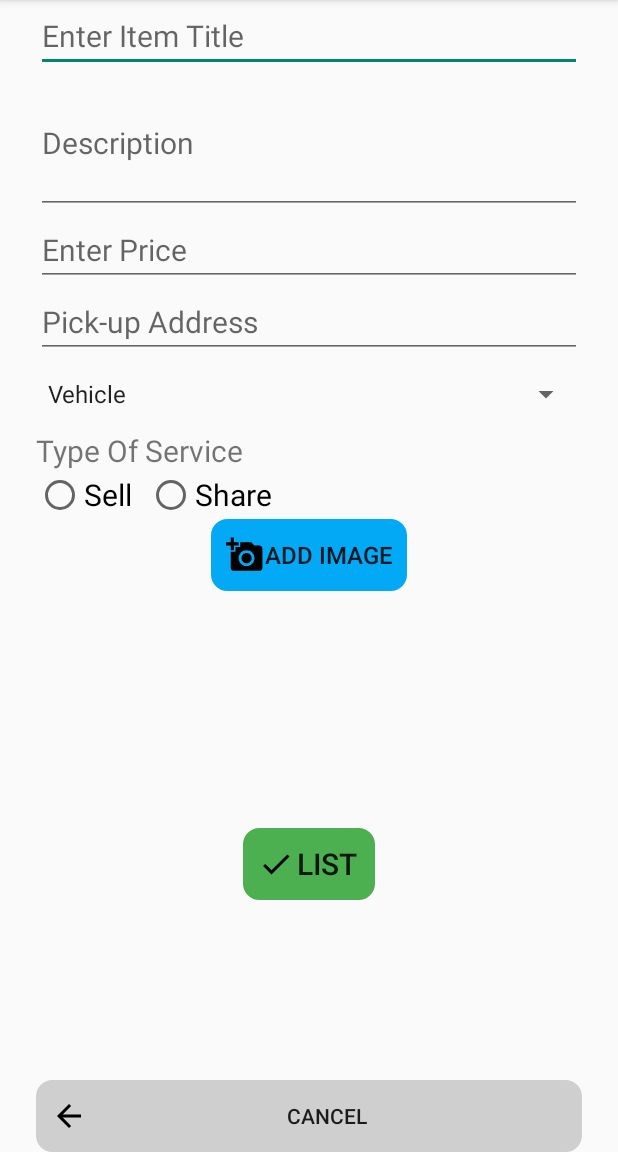
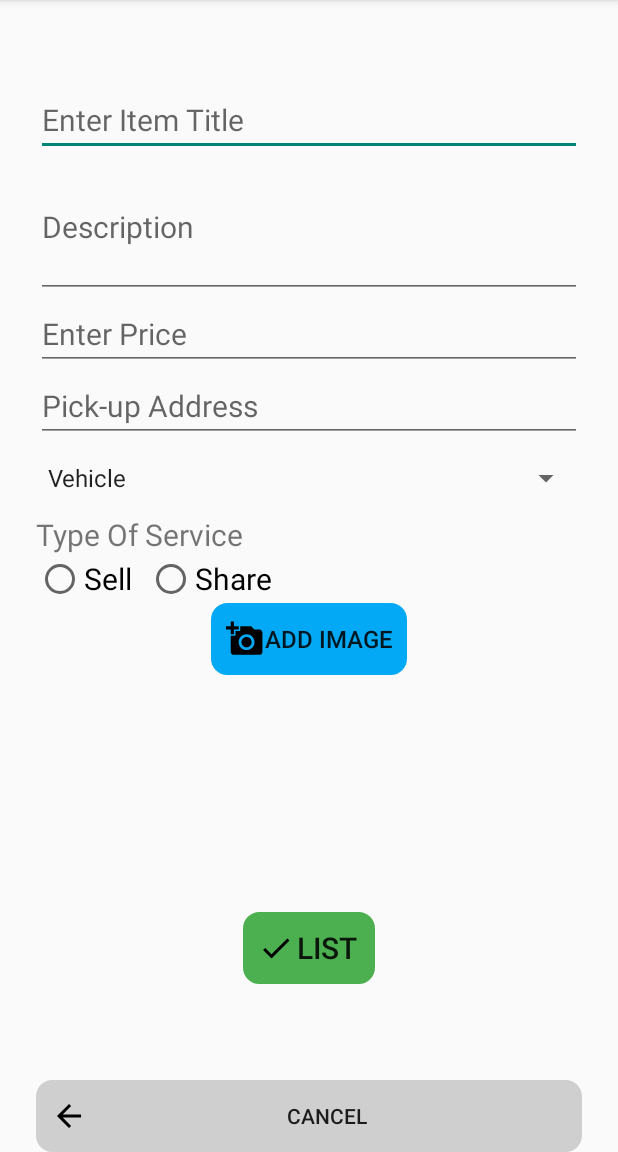
Before and after one commit to GeaByte/household-resale-android-app, an Android app: the ListingItemActivity screen opened directly, with no data from a screen before it, on a phone screen of 412 x 824 dp, the part 84-1236 px from its top. Run offline under Robolectric (Android 15) with nearby library versions, the light colour scheme and no system bars.

Commit message:
optimize UI in listing item

```diff
--- a/app/src/main/java/com/example/g1_csis3175_002/DatabaseHelper.java
+++ b/app/src/main/java/com/example/g1_csis3175_002/DatabaseHelper.java
@@ -502,12 +502,11 @@ public class DatabaseHelper extends SQLiteOpenHelper {
 
     //2-Product
     // addProduct
-    public boolean addProduct(int productId, String productName, String description, String price, String pickupAddress,
+    public boolean addProduct(String productName, String description, String price, String pickupAddress,
                            String category, String sellOrShare, String imagePath, String seller, float latitude, float longitude) {
         try{
             SQLiteDatabase db = this.getWritableDatabase();
             ContentValues values = new ContentValues();
-            values.put(T2COL1, productId);
             values.put(T2COL2, productName);
             values.put(T2COL3, description);
             values.put(T2COL4, price);
--- a/app/src/main/java/com/example/g1_csis3175_002/ListingItemActivity.java
+++ b/app/src/main/java/com/example/g1_csis3175_002/ListingItemActivity.java
@@ -110,7 +110,6 @@ public class ListingItemActivity extends AppCompatActivity{
                     // Save the image to the filesystem
                     String imagePath = saveImageToInternalStorage(imgView);
                     String pickupAddress = editTextLocation.getText().toString();
-                    int productId = generateRandomProductId();
                     ArrayList<Double> coordinates = locationHelper.convertToGeo(pickupAddress);
                     double latitude = coordinates.get(0);
                     double longitude = coordinates.get(1);
@@ -124,7 +123,7 @@ public class ListingItemActivity extends AppCompatActivity{
 //                    }
 
                     // Insert data into the database
-                    boolean inserted = db.addProduct(productId, productName, description, price, pickupAddress,
+                    boolean inserted = db.addProduct(productName, description, price, pickupAddress,
                             category, sellOrShare, imagePath, seller, (float) latitude, (float) longitude);
                     if (inserted) {
                         Toast.makeText(ListingItemActivity.this, "Item listed successfully", Toast.LENGTH_SHORT).show();
--- a/app/src/main/res/layout/activity_listing_item.xml
+++ b/app/src/main/res/layout/activity_listing_item.xml
@@ -12,6 +12,7 @@
         android:layout_width="0dp"
         android:layout_height="0dp"
         android:layout_marginStart="24dp"
+        android:layout_marginTop="24dp"
         android:layout_marginEnd="24dp"
         android:layout_marginBottom="24dp"
         android:contentDescription="@string/list_item_scrollview"
@@ -30,6 +31,7 @@
                 android:id="@+id/edtItemtitle"
                 android:layout_width="match_parent"
                 android:layout_height="wrap_content"
+                android:layout_marginTop="32dp"
                 android:autofillHints=""
                 android:hint="@string/enter_item_tittle"
                 android:inputType="text"
```
